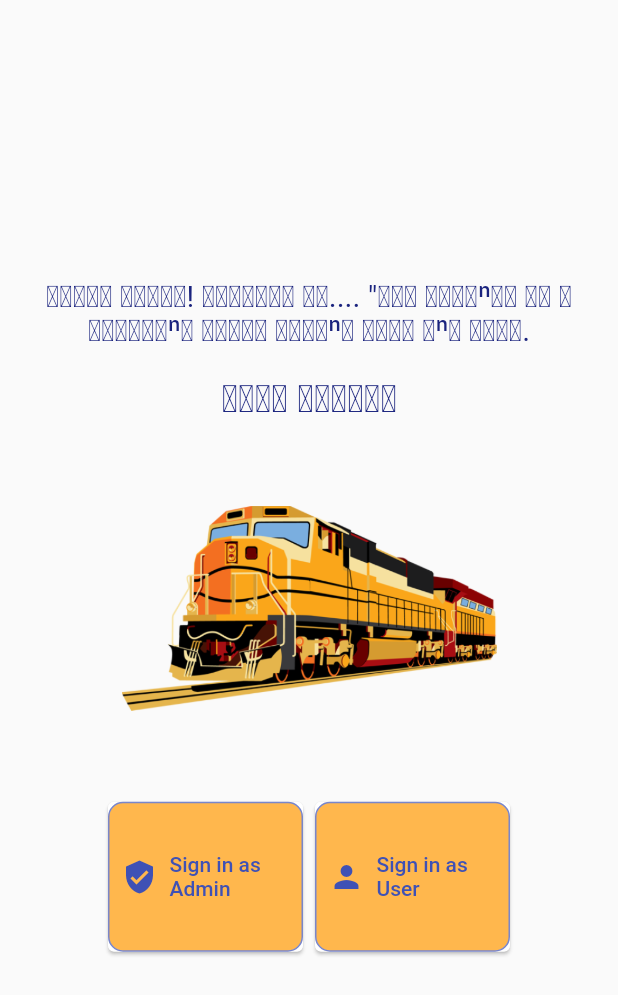
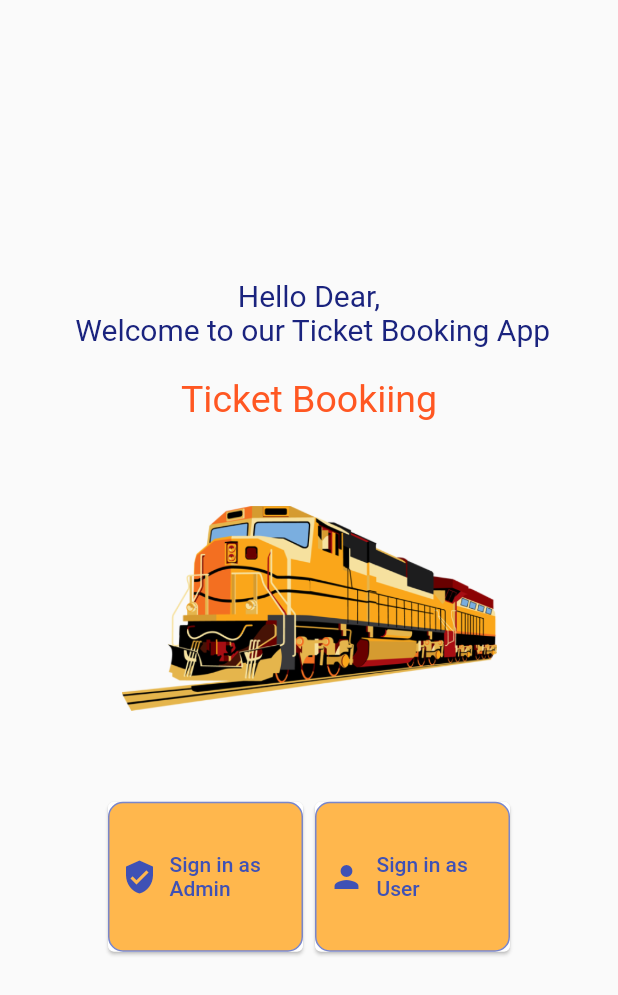
Before and after one commit to marufahmedofficial/ticket_booking_flutter, a Flutter app: the welcome screen opened directly, on a phone screen of 412 x 824 dp. Shown: the top 995 px of the screen. Run offline on Flutter 3.47's test engine with Material 2 defaults, Android fonts, the phone set to English and light mode, and no system bars; our stand-ins replace image_picker, shared_preferences, sqflite; accounts and stored records are empty.

Commit message:
initial commit

```diff
--- a/lib/pages/welcome.dart
+++ b/lib/pages/welcome.dart
@@ -18,19 +18,23 @@ class _welcomeState extends State<welcome> {
       body: Column(mainAxisAlignment: MainAxisAlignment.center,
         crossAxisAlignment: CrossAxisAlignment.center,
         children: [
-          Text('ᴴᵉˡˡᵒ ᵀʰᵉʳᵉ! ᵂᵉˡᶜᵒᵐᵉ ᵗᵒ.... "ᵀʰᵉ ʲᵒᵘʳⁿᵉʸ ᵒᶠ ᵃ ᵗʰᵒᵘˢᵃⁿᵈ ᵐⁱˡᵉˢ ᵇᵉᵍⁱⁿˢ ʷⁱᵗʰ ᵒⁿᵉ ˢᵗᵉᵖ. '' ',style: TextStyle( fontSize: 20,color: Colors.indigo.shade900),textAlign: TextAlign.center,),
+          Text('Hello Dear,\n Welcome to our Ticket Booking App ',
+            style: TextStyle( fontSize: 20,color: Colors.indigo.shade900),
+            textAlign: TextAlign.center,),
 
           SizedBox(height: 20,),
           Container(
-            child: Text('𝐃𝐚𝐚𝐤 𝐓𝐢𝐜𝐤𝐞𝐭',style: TextStyle( fontSize: 25,color: Colors.indigo.shade900),textAlign: TextAlign.center,),
+            child: Text('Ticket Bookiing',style: TextStyle( fontSize: 25,color: Colors.deepOrange),
+              textAlign: TextAlign.center,),
           ),
-Image.asset('assets/i.png',height: 250,width: 250,),
+        Image.asset('assets/i.png',height: 250,width: 250,),
         Row(mainAxisAlignment: MainAxisAlignment.center,
         children: [
         Card(
         child: Container(
         height: 100, width: 130,
-        decoration: BoxDecoration(border: Border.all(width: 1,color: Colors.indigo.shade300),borderRadius: BorderRadius.circular(10),color: Colors.orange.shade300),
+        decoration: BoxDecoration(border: Border.all(width: 1,color: Colors.indigo.shade300),
+            borderRadius: BorderRadius.circular(10),color: Colors.orange.shade300),
         child: TextButton.icon(onPressed: (){
           Navigator.pushReplacement(
             context,
```
